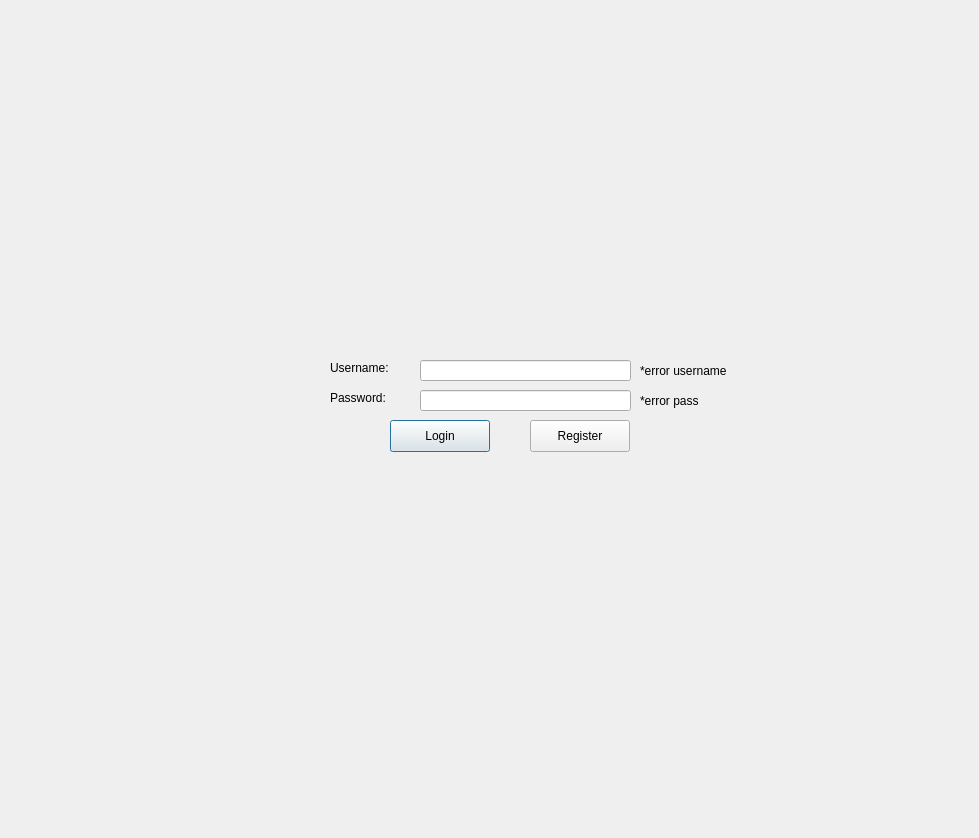
The window that FireboyWaterGirl/loginwindow.ui (yomnahisham/CSCE1101-03-CourseProject) describes before a commit, drawn with Qt 5.
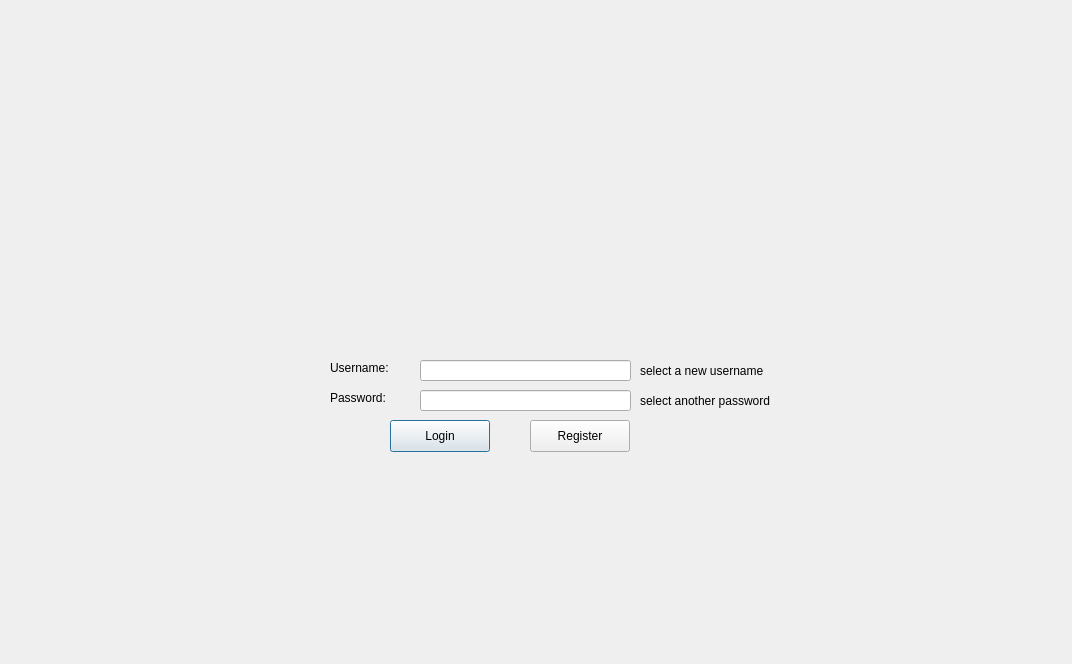
The same window after the commit.

Patch:
```diff
--- a/FireboyWaterGirl/loginwindow.ui
+++ b/FireboyWaterGirl/loginwindow.ui
@@ -6,8 +6,8 @@
    <rect>
     <x>0</x>
     <y>0</y>
-    <width>979</width>
-    <height>838</height>
+    <width>1072</width>
+    <height>664</height>
    </rect>
   </property>
   <property name="windowTitle">
@@ -72,7 +72,7 @@
     </rect>
    </property>
    <property name="text">
-    <string>*error username</string>
+    <string>select a new username</string>
    </property>
   </widget>
   <widget class="QLabel" name="passError">
@@ -80,12 +80,12 @@
     <rect>
      <x>640</x>
      <y>390</y>
-     <width>141</width>
+     <width>161</width>
      <height>21</height>
     </rect>
    </property>
    <property name="text">
-    <string>*error pass</string>
+    <string>select another password</string>
    </property>
   </widget>
   <widget class="QPushButton" name="loginPush">
```
